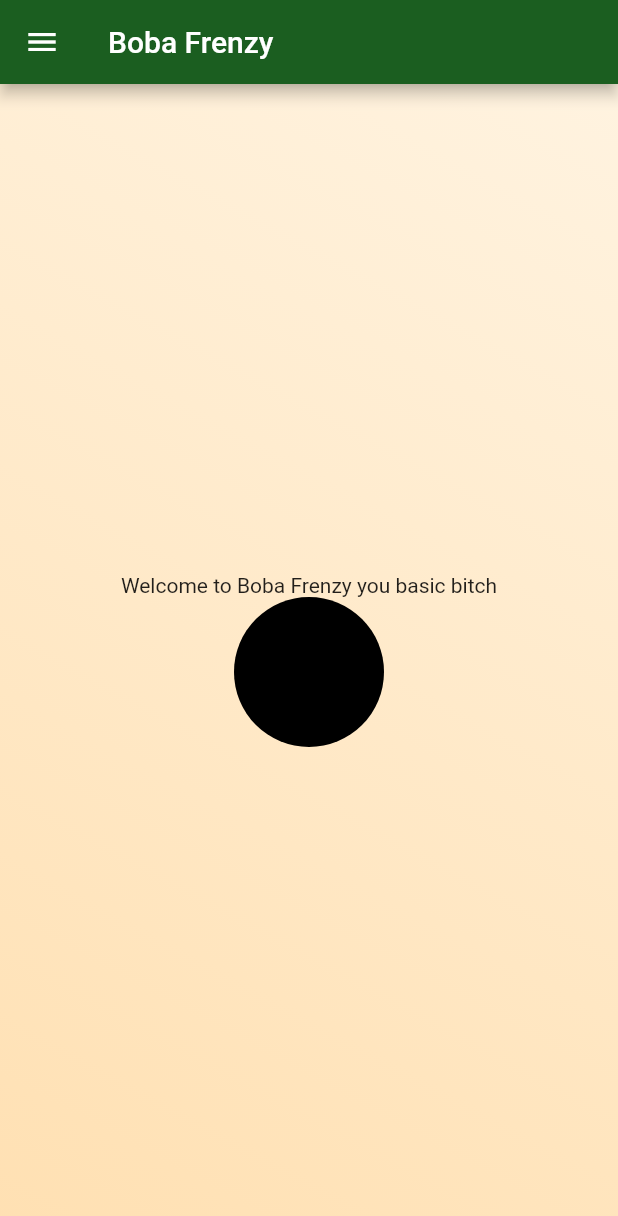
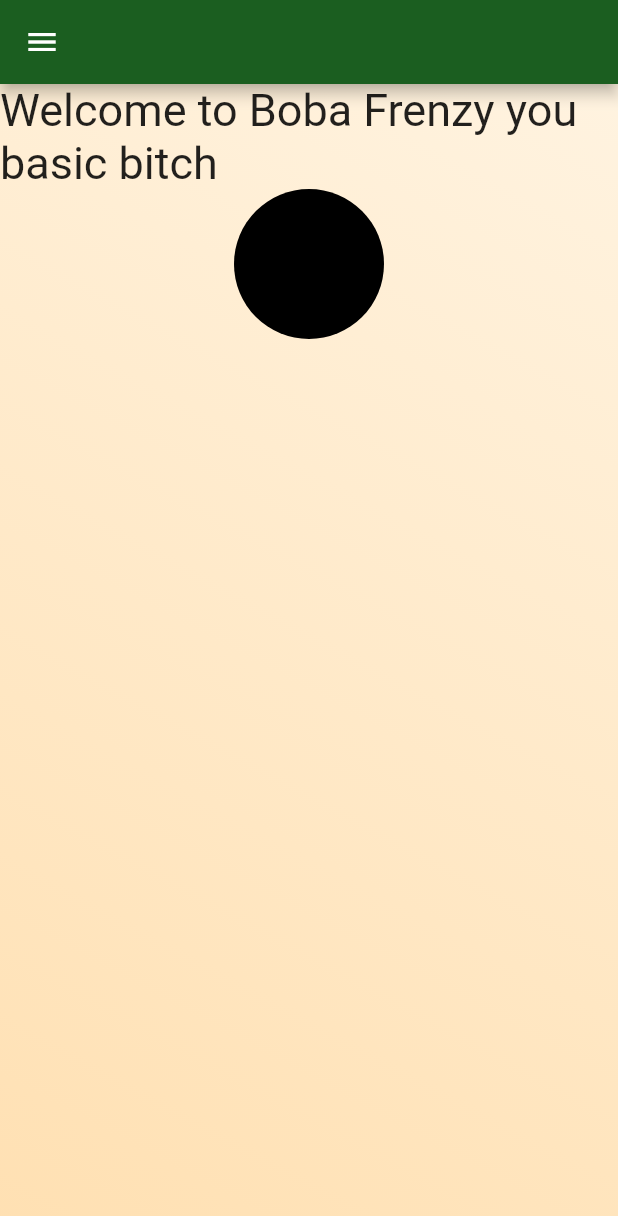
Before and after one commit to k-ly73/BobaFrenzy, a Flutter app: the screen it shows after launch, on a phone screen of 412 x 824 dp. Shown: the top 1216 px of the screen. Run offline on Flutter 3.47's test engine with Material 2 defaults, Android fonts, the phone set to English and light mode, and no system bars; our stand-ins replace firebase_auth; accounts and stored records are empty; Roboto replaces fonts that are missing (Cursive).

Commit message:
Adjust homepage font size

```diff
--- a/app/lib/screens/home_page.dart
+++ b/app/lib/screens/home_page.dart
@@ -6,8 +6,6 @@
   Widget build(BuildContext context) {
     return Scaffold(
       appBar: AppBar(
-        title: Text("Boba Frenzy"),
-
       ),
 
       drawer: MenuDrawer(),
@@ -25,13 +23,18 @@
             ),
 
             Column(
-            mainAxisAlignment: MainAxisAlignment.center,
+            mainAxisAlignment: MainAxisAlignment.start,
             children: <Widget>[
-              Text("Welcome to Boba Frenzy you basic bitch"),
+              Text(
+                "Welcome to Boba Frenzy you basic bitch",
+                style: TextStyle(
+                  fontFamily: "Cursive",
+                  fontSize: 30,
+                )
+              ),
               CircleAvatar(
                 radius: 50.0,
                 backgroundColor: Colors.black,
-
               )
             ],
           )
--- a/app/lib/services/database.dart
+++ b/app/lib/services/database.dart
@@ -1,5 +1,5 @@
-import 'package:cloud_firestore/cloud_firestore.dart';
+// import 'package:cloud_firestore/cloud_firestore.dart';
 
-class DatabaseService {
-  final CollectionReference drinkCollection = Firestore.instance.collection('drinks');
-}
+// class DatabaseService {
+//   final CollectionReference drinkCollection = Firestore.instance.collection('drinks');
+// }
--- a/app/pubspec.yaml
+++ b/app/pubspec.yaml
@@ -30,7 +30,7 @@
   # For example, to use Firebase Authentication and Cloud Firestore
   firebase_auth: ^0.14.0+5
   google_sign_in: ^4.0.4
-  cloud_firestore: ^0.12.9+5
+  # cloud_firestore: ^0.12.9+5
 
 
   # The following adds the Cupertino Icons font to your application.
```
Also changed, not shown: app/pubspec.lock.
